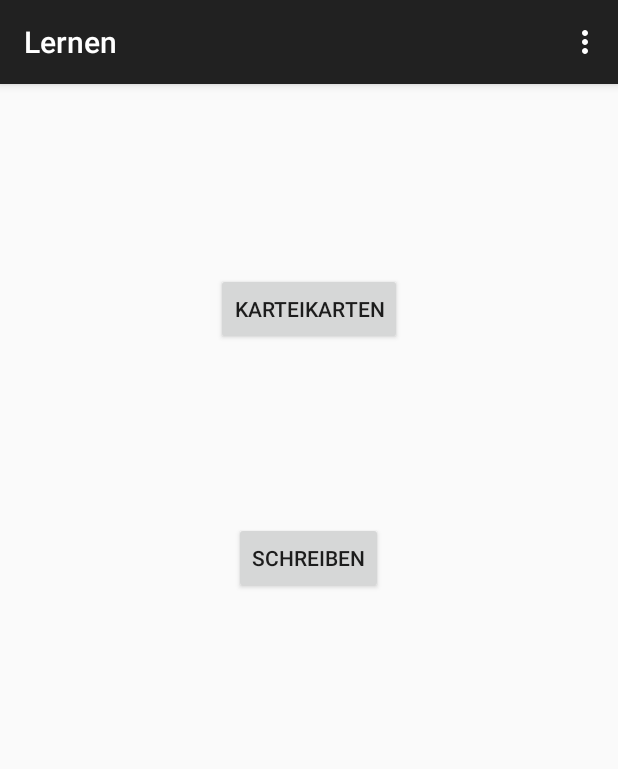
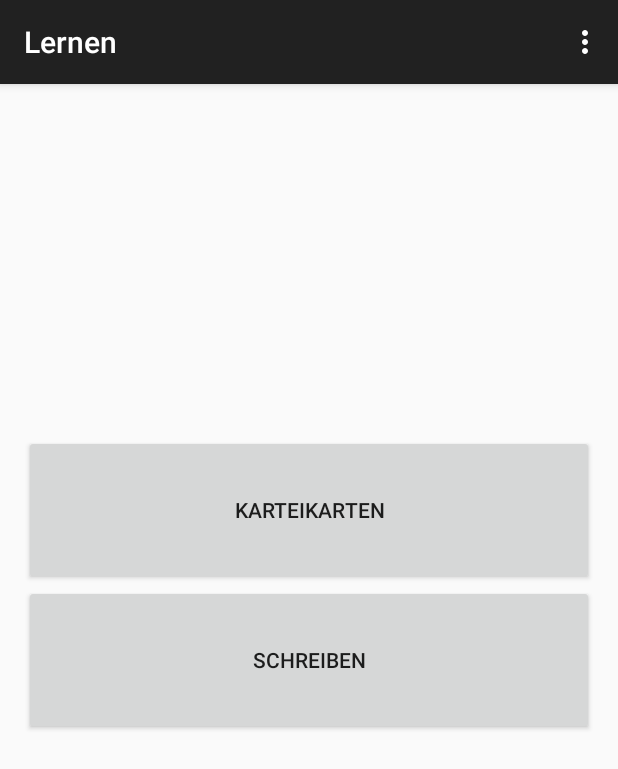
Before and after one commit to Kakerlake/Ez-Learning, an Android app: the lernen screen opened directly, with no data from a screen before it, on a phone screen of 412 x 824 dp. Shown: the top 769 px of the screen. Run offline under Robolectric (Android 15) with nearby library versions, the phone set to English and light mode, and no system bars.

Commit message:
Änderungen in Layout

```diff
--- a/app/src/main/res/layout/activity_lernen.xml
+++ b/app/src/main/res/layout/activity_lernen.xml
@@ -12,18 +12,24 @@
         android:layout_height="wrap_content"
         android:text="Karteikarten"
         android:id="@+id/karten"
-        android:layout_alignParentTop="true"
-        android:layout_centerHorizontal="true"
-        android:layout_marginTop="110dp"
-        android:onClick="karten" />
+        android:onClick="karten"
+        android:height="100dp"
+        android:layout_above="@+id/schreiben"
+        android:layout_alignParentLeft="true"
+        android:layout_alignParentStart="true"
+        android:layout_alignParentRight="true"
+        android:layout_alignParentEnd="true" />
 
     <Button
         android:layout_width="wrap_content"
         android:layout_height="wrap_content"
         android:text="Schreiben"
         android:id="@+id/schreiben"
-        android:layout_below="@+id/karten"
-        android:layout_centerHorizontal="true"
-        android:layout_marginTop="118dp"
-        android:onClick="schreiben" />
+        android:onClick="schreiben"
+        android:height="100dp"
+        android:layout_centerVertical="true"
+        android:layout_alignParentLeft="true"
+        android:layout_alignParentStart="true"
+        android:layout_alignRight="@+id/karten"
+        android:layout_alignEnd="@+id/karten" />
 </RelativeLayout>
--- a/app/src/main/res/layout/activity_neu.xml
+++ b/app/src/main/res/layout/activity_neu.xml
@@ -10,18 +10,19 @@
         android:layout_width="wrap_content"
         android:layout_height="wrap_content"
         android:inputType="textPersonName"
-        android:text="Deutsch"
+        android:hint="Deutsch"
         android:ems="10"
         android:id="@+id/editText"
         android:layout_alignParentLeft="true"
         android:layout_alignParentStart="true"
-        android:layout_marginTop="71dp" />
+        android:layout_marginTop="71dp"
+         />
 
     <EditText
         android:layout_width="wrap_content"
         android:layout_height="wrap_content"
         android:inputType="textPersonName"
-        android:text="Englisch"
+        android:hint="Englisch"
         android:ems="10"
         android:id="@+id/editText2"
         android:layout_below="@+id/editText"
--- a/app/src/main/res/layout/activity_stats.xml
+++ b/app/src/main/res/layout/activity_stats.xml
@@ -10,6 +10,7 @@
         android:layout_width="wrap_content"
         android:layout_height="wrap_content"
         android:id="@+id/listView"
-        android:layout_alignParentTop="true"
-        android:layout_centerHorizontal="true" />
+        android:layout_alignParentBottom="true"
+        android:layout_alignParentRight="true"
+        android:layout_alignParentEnd="true" />
 </RelativeLayout>
```
